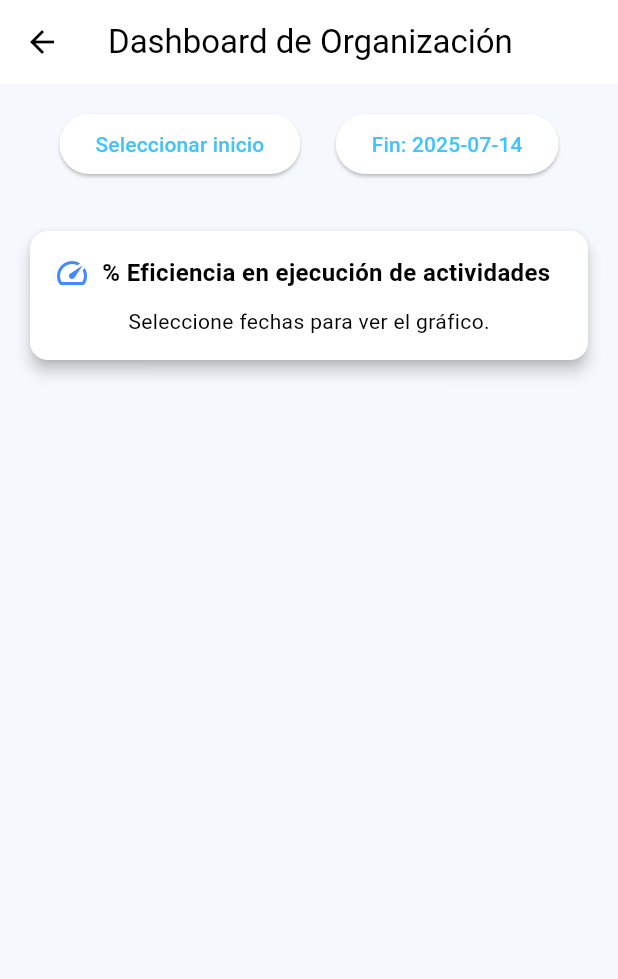
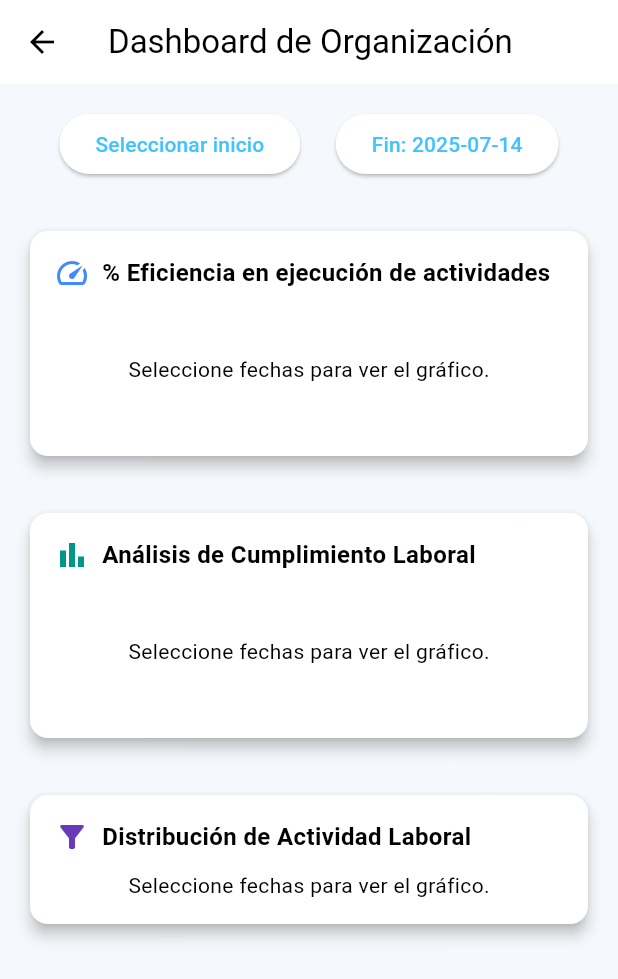
Before and after one commit to RenzoObregonw33/Repositorio-Dart, a Flutter app: the DashboardScreen screen opened directly with empty values, on a phone screen of 412 x 824 dp. Shown: the top 979 px of the screen. Run offline on Flutter 3.47's test engine with Material 3 defaults, Android fonts, the light colour scheme and no system bars; our stand-ins replace shared_preferences, syncfusion_flutter_charts, syncfusion_flutter_gauges; missing offline and left inert: flutter_echarts; accounts and stored records are empty.

Commit message:
Limpieza de codigo completo y agregar pantalla de carga incompleto

```diff
--- a/login/lib/Cards/card_donut.dart
+++ b/login/lib/Cards/card_donut.dart
@@ -4,7 +4,8 @@ import 'package:login/widgets/grafico_donut.dart';
 class CardDonut extends StatelessWidget {
   final double? horasProductivas;
   final double? horasNoProductivas;
-  const CardDonut({super.key, this.horasProductivas, this.horasNoProductivas});
+  final bool isLoading;
+  const CardDonut({super.key, this.horasProductivas, this.horasNoProductivas, required this.isLoading});
 
   @override
   Widget build(BuildContext context) {
@@ -35,9 +36,16 @@ class CardDonut extends StatelessWidget {
               ],
             ),
             const SizedBox(height: 10),
-            GraficoDonut(
-              productivas: horasProductivas!,
-              noProductivas: horasNoProductivas!,
+
+            Center(
+              child: isLoading
+                ? const Center(child: CircularProgressIndicator())
+                : (horasProductivas != null && horasNoProductivas != null)
+                    ? GraficoDonut(
+                        productivas: horasProductivas!,
+                        noProductivas: horasNoProductivas!,
+                      )
+                    : const Text('Seleccione fechas para ver el gráfico.'),
             ),
           ],
         ),
--- a/login/lib/Cards/card_eficiencia.dart
+++ b/login/lib/Cards/card_eficiencia.dart
@@ -37,10 +37,18 @@ class CardEficiencia extends StatelessWidget {
             const SizedBox(height: 10),
             Center(
               child: isLoading
-                  ? const CircularProgressIndicator()
+                  ? const Padding(
+                      padding: EdgeInsets.symmetric(vertical: 32),
+                      child: CircularProgressIndicator(),
+                    )
                   : eficiencia != null
                       ? GraficoEficiencia(eficiencia: eficiencia!)
-                      : const Text('Seleccione fechas para ver el gráfico.'),
+                      : const Padding(
+                          padding: EdgeInsets.symmetric(vertical: 32),
+                          child: Text(
+                            'Seleccione fechas para ver el gráfico.',
+                          ),
+                        ),
             ),
           ],
         ),
--- a/login/lib/Cards/card_embudo.dart
+++ b/login/lib/Cards/card_embudo.dart
@@ -3,7 +3,8 @@ import 'package:login/widgets/grafico_embudo.dart';
 
 class CardEmbudo extends StatelessWidget {
   final List<FunnelData>? cumplimientoLaboralData;
-  const CardEmbudo({super.key,required this.cumplimientoLaboralData });
+  final bool isLoading;
+  const CardEmbudo({super.key,required this.cumplimientoLaboralData, required this.isLoading });
 
   @override
   Widget build(BuildContext context) {
@@ -34,9 +35,19 @@ class CardEmbudo extends StatelessWidget {
               ],
             ),
             const SizedBox(height: 10),
-            cumplimientoLaboralData!.isNotEmpty
-            ? GraficoEmbudo(data: cumplimientoLaboralData!)
-            : const Text('No hay datos suficientes para mostrar el gráfico.'),
+            Center(
+              child: isLoading
+                  ? const Padding(
+                      padding: EdgeInsets.symmetric(vertical: 32),
+                      child: CircularProgressIndicator(),
+                    )
+                  : (cumplimientoLaboralData == null || cumplimientoLaboralData!.isEmpty)
+                      ? const Padding(
+                          padding: EdgeInsets.symmetric(vertical: 32),
+                          child: Text('Seleccione fechas para ver el gráfico.'),
+                        )
+                      : GraficoEmbudo(data: cumplimientoLaboralData!),
+            ),
           ],
         ),
       ),
--- a/login/lib/screens/dashboard_screen.dart
+++ b/login/lib/screens/dashboard_screen.dart
@@ -203,18 +203,22 @@ class _DashboardScreenState extends State<DashboardScreen> {
               const SizedBox(height: 30),
               CardEficiencia(eficiencia: eficiencia, isLoading: isLoading),
               const SizedBox(height: 30),
-              if (cumplimientoLaboralData != null)
-                CardEmbudo(cumplimientoLaboralData: cumplimientoLaboralData!),
+
+              CardEmbudo(cumplimientoLaboralData: cumplimientoLaboralData,isLoading: isLoading,),
               const SizedBox(height: 30),
-              if (horasProductivas != null && horasNoProductivas != null)
-                CardDonut(horasProductivas: horasProductivas, horasNoProductivas: horasNoProductivas),
+
+
+              CardDonut(horasProductivas: horasProductivas, horasNoProductivas: horasNoProductivas, isLoading: isLoading),
               const SizedBox(height: 20),
+
               if (programadas != null && presencia != null && productivas != null)
                 CardBarrasHoras(programadas: programadas, presencia: presencia, productivas: productivas),
               const SizedBox(height: 20),
+
               if (tendenciaHoras != null && tendenciaHoras!.isNotEmpty)
                 CardTendenciaHora(tendenciaHoras: tendenciaHoras!),
               const SizedBox(height: 20),
+
               if (actividadData.isNotEmpty)
                 Card(
                   elevation: 4,
```
